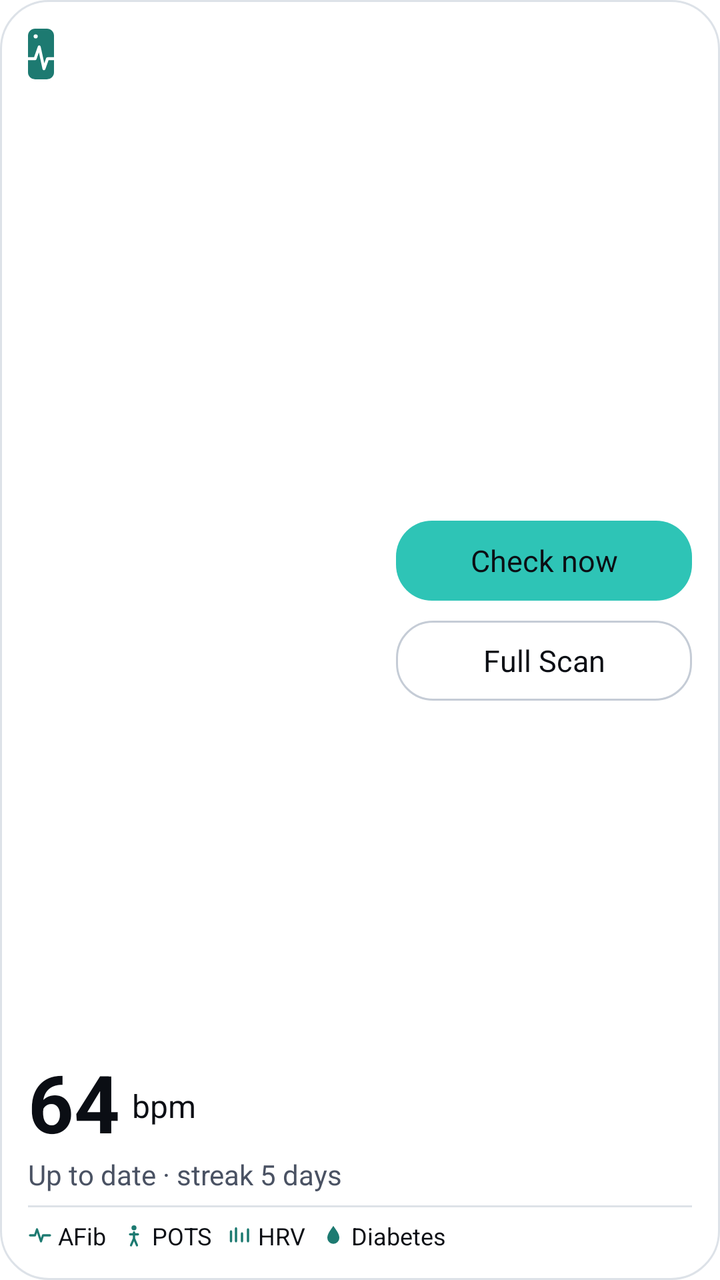
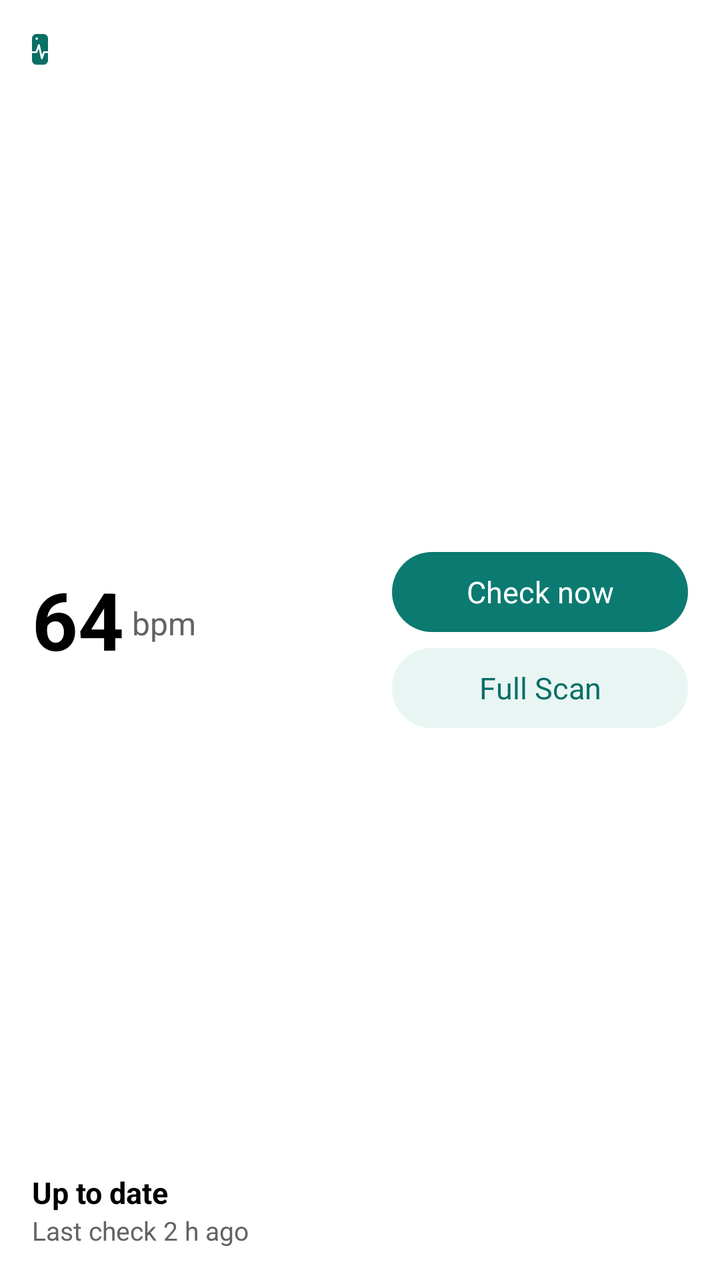

Before-and-after screenshots of an Android layout around one commit, followed by the original layout XML and the change that was made.
<!-- AndroidManifest.xml: fallback theme Theme.MaterialComponents.DayNight.NoActionBar -->
<!-- res/layout/lumen_widget_preview_medium.xml -->
<?xml version="1.0" encoding="utf-8"?>
<LinearLayout xmlns:android="http://schemas.android.com/apk/res/android"
    android:layout_width="match_parent"
    android:layout_height="match_parent"
    android:background="@drawable/lumen_widget_preview_card"
    android:orientation="vertical"
    android:padding="14dp">
    <LinearLayout
        android:layout_width="match_parent"
        android:layout_height="0dp"
        android:layout_weight="1"
        android:gravity="center_vertical"
        android:orientation="horizontal">
        <LinearLayout
            android:layout_width="0dp"
            android:layout_height="match_parent"
            android:layout_weight="1"
            android:orientation="vertical">
            <LinearLayout
                android:layout_width="wrap_content"
                android:layout_height="wrap_content"
                android:gravity="center_vertical"
                android:orientation="horizontal">
                <include layout="@layout/lumen_widget_preview_mark" />
                <TextView
                    android:layout_width="wrap_content"
                    android:layout_height="wrap_content"
                    android:layout_marginStart="10dp"
                    android:maxLines="1"
                    android:text="@string/lumen_widget_preview_name"
                    android:textColor="@color/lumen_widget_preview_text_dim"
                    android:textSize="16sp" />
            </LinearLayout>
            <FrameLayout
                android:layout_width="match_parent"
                android:layout_height="0dp"
                android:layout_weight="1" />
            <LinearLayout
                android:layout_width="wrap_content"
                android:layout_height="wrap_content"
                android:orientation="horizontal">
                <TextView
                    android:layout_width="wrap_content"
                    android:layout_height="wrap_content"
                    android:maxLines="1"
                    android:text="@string/lumen_widget_sample_bpm"
                    android:textColor="@color/lumen_widget_preview_text"
                    android:textSize="40sp"
                    android:textStyle="bold" />
                <TextView
                    android:layout_width="wrap_content"
                    android:layout_height="wrap_content"
                    android:layout_gravity="bottom"
                    android:layout_marginStart="6dp"
                    android:layout_marginBottom="7dp"
                    android:maxLines="1"
                    android:text="@string/lumen_widget_sample_bpm_unit"
                    android:textColor="@color/lumen_widget_preview_text"
                    android:textSize="16sp" />
            </LinearLayout>
            <TextView
                android:layout_width="wrap_content"
                android:layout_height="wrap_content"
                android:maxLines="1"
                android:text="@string/lumen_widget_sample_status_streak"
                android:textColor="@color/lumen_widget_preview_text_dim"
                android:textSize="14sp" />
        </LinearLayout>
        <LinearLayout
            android:layout_width="148dp"
            android:layout_height="wrap_content"
            android:layout_marginStart="12dp"
            android:orientation="vertical">
            <TextView
                android:layout_width="match_parent"
                android:layout_height="40dp"
                android:background="@drawable/lumen_widget_preview_pill_filled"
                android:gravity="center"
                android:maxLines="1"
                android:text="@string/lumen_widget_check_now"
                android:textColor="@color/lumen_widget_preview_on_accent_fill"
                android:textSize="15sp" />
            <TextView
                android:layout_width="match_parent"
                android:layout_height="40dp"
                android:layout_marginTop="10dp"
                android:background="@drawable/lumen_widget_preview_pill_outline"
                android:gravity="center"
                android:maxLines="1"
                android:text="@string/lumen_widget_full_scan"
                android:textColor="@color/lumen_widget_preview_text"
                android:textSize="15sp" />
        </LinearLayout>
    </LinearLayout>
    <FrameLayout
        android:layout_width="match_parent"
        android:layout_height="1dp"
        android:layout_marginTop="6dp"
        android:layout_marginBottom="6dp"
        android:background="@color/lumen_widget_preview_line" />
    <LinearLayout
        android:layout_width="match_parent"
        android:layout_height="wrap_content"
        android:gravity="center_vertical"
        android:orientation="horizontal">
        <ImageView
            android:layout_width="12dp"
            android:layout_height="12dp"
            android:importantForAccessibility="no"
            android:src="@drawable/lumen_check_afib"
            android:tint="@color/lumen_widget_preview_accent" />
        <TextView
            android:layout_width="wrap_content"
            android:layout_height="wrap_content"
            android:layout_marginStart="3dp"
            android:layout_marginEnd="8dp"
            android:maxLines="1"
            android:text="@string/lumen_widget_check_afib"
            android:textColor="@color/lumen_widget_preview_text"
            android:textSize="12sp" />
        <ImageView
            android:layout_width="12dp"
            android:layout_height="12dp"
            android:importantForAccessibility="no"
            android:src="@drawable/lumen_check_pots"
            android:tint="@color/lumen_widget_preview_accent" />
        <TextView
            android:layout_width="wrap_content"
            android:layout_height="wrap_content"
            android:layout_marginStart="3dp"
            android:layout_marginEnd="8dp"
            android:maxLines="1"
            android:text="@string/lumen_widget_check_pots"
            android:textColor="@color/lumen_widget_preview_text"
            android:textSize="12sp" />
        <ImageView
            android:layout_width="12dp"
            android:layout_height="12dp"
            android:importantForAccessibility="no"
            android:src="@drawable/lumen_check_hrv"
            android:tint="@color/lumen_widget_preview_accent" />
        <TextView
            android:layout_width="wrap_content"
            android:layout_height="wrap_content"
            android:layout_marginStart="3dp"
            android:layout_marginEnd="8dp"
            android:maxLines="1"
            android:text="@string/lumen_widget_check_hrv"
            android:textColor="@color/lumen_widget_preview_text"
            android:textSize="12sp" />
        <ImageView
            android:layout_width="12dp"
            android:layout_height="12dp"
            android:importantForAccessibility="no"
            android:src="@drawable/lumen_check_diabetes"
            android:tint="@color/lumen_widget_preview_accent" />
        <TextView
            android:layout_width="wrap_content"
            android:layout_height="wrap_content"
            android:layout_marginStart="3dp"
            android:layout_marginEnd="8dp"
            android:maxLines="1"
            android:text="@string/lumen_widget_check_diabetes"
            android:textColor="@color/lumen_widget_preview_text"
            android:textSize="12sp" />
    </LinearLayout>
</LinearLayout>
<!-- res/layout/lumen_widget_preview_mark.xml (included above) -->
<?xml version="1.0" encoding="utf-8"?>
<FrameLayout xmlns:android="http://schemas.android.com/apk/res/android"
    android:layout_width="13dp"
    android:layout_height="26dp">
    <ImageView
        android:layout_width="match_parent"
        android:layout_height="match_parent"
        android:importantForAccessibility="no"
        android:src="@drawable/lumen_brand_mark_body"
        android:tint="@color/lumen_widget_preview_accent" />
    <ImageView
        android:layout_width="match_parent"
        android:layout_height="match_parent"
        android:importantForAccessibility="no"
        android:src="@drawable/lumen_brand_mark_pulse"
        android:tint="@color/lumen_widget_preview_surface" />
</FrameLayout>
<!-- resources referenced by this layout -->
<resources>
  <color name="lumen_widget_preview_line">@color/lumen_widget_light_line</color>
  <color name="lumen_widget_preview_on_accent_fill">@color/lumen_widget_light_on_accent_fill</color>
  <!-- drawable lumen_check_afib (drawable) -->
  <?xml version="1.0" encoding="utf-8"?>
  <vector xmlns:android="http://schemas.android.com/apk/res/android"
      android:width="24dp" android:height="24dp" android:viewportWidth="24" android:viewportHeight="24">
      <path android:strokeColor="#FF000000" android:strokeWidth="2.2" android:strokeLineCap="round"
          android:strokeLineJoin="round" android:fillColor="#00000000"
          android:pathData="M2,12h5l2,-6l4,12l2,-6h7" />
  </vector>
  <!-- drawable lumen_check_diabetes (drawable) -->
  <?xml version="1.0" encoding="utf-8"?>
  <vector xmlns:android="http://schemas.android.com/apk/res/android"
      android:width="24dp" android:height="24dp" android:viewportWidth="24" android:viewportHeight="24">
      <path android:fillColor="#FF000000" android:pathData="M12,2.5C9,7 6,10.5 6,14.5a6,6 0,0 0,12 0C18,10.5 15,7 12,2.5z" />
  </vector>
  <!-- drawable lumen_check_hrv (drawable) -->
  <?xml version="1.0" encoding="utf-8"?>
  <vector xmlns:android="http://schemas.android.com/apk/res/android"
      android:width="24dp" android:height="24dp" android:viewportWidth="24" android:viewportHeight="24">
      <path android:strokeColor="#FF000000" android:strokeWidth="2.2" android:strokeLineCap="round"
          android:fillColor="#00000000" android:pathData="M3,18V8M8,18V5M14,18V10M20,18V6" />
  </vector>
  <!-- drawable lumen_check_pots (drawable) -->
  <?xml version="1.0" encoding="utf-8"?>
  <vector xmlns:android="http://schemas.android.com/apk/res/android"
      android:width="24dp" android:height="24dp" android:viewportWidth="24" android:viewportHeight="24">
      <path android:fillColor="#FF000000" android:pathData="M12,2a2.5,2.5 0,1 1,0 5a2.5,2.5 0,1 1,0 -5z" />
      <path android:strokeColor="#FF000000" android:strokeWidth="2.2" android:strokeLineCap="round"
          android:strokeLineJoin="round" android:fillColor="#00000000"
          android:pathData="M12,9v6M12,15l-3,7M12,15l3,7M8,11h8" />
  </vector>
  <!-- drawable lumen_widget_preview_card (drawable) -->
  <?xml version="1.0" encoding="utf-8"?>
  <shape xmlns:android="http://schemas.android.com/apk/res/android" android:shape="rectangle">
      <solid android:color="@color/lumen_widget_preview_surface" />
      <stroke android:width="1dp" android:color="@color/lumen_widget_preview_line" />
      <corners android:radius="24dp" />
  </shape>
  <!-- drawable lumen_widget_preview_pill_filled (drawable) -->
  <?xml version="1.0" encoding="utf-8"?>
  <shape xmlns:android="http://schemas.android.com/apk/res/android" android:shape="rectangle">
      <solid android:color="@color/lumen_widget_preview_accent_fill" />
      <corners android:radius="18dp" />
  </shape>
  <!-- drawable lumen_widget_preview_pill_outline (drawable) -->
  <?xml version="1.0" encoding="utf-8"?>
  <shape xmlns:android="http://schemas.android.com/apk/res/android" android:shape="rectangle">
      <solid android:color="@color/lumen_widget_preview_surface" />
      <stroke android:width="1dp" android:color="@color/lumen_widget_preview_line2" />
      <corners android:radius="18dp" />
  </shape>
  <string name="lumen_widget_check_afib">AFib</string>
  <string name="lumen_widget_check_diabetes">Diabetes</string>
  <string name="lumen_widget_check_hrv">HRV</string>
  <string name="lumen_widget_check_pots">POTS</string>
  <string name="lumen_widget_sample_status_streak">Up to date · streak 5 days</string>
  <color name="lumen_widget_light_accent">#1D7A71</color>
  <color name="lumen_widget_light_line">#DDE2E8</color>
  <color name="lumen_widget_light_on_accent_fill">#0B0E14</color>
  <color name="lumen_widget_light_text">#0B0E14</color>
  <color name="lumen_widget_light_text_dim">#4A5263</color>
  <color name="lumen_widget_preview_accent_fill">@color/lumen_widget_light_accent_fill</color>
  <color name="lumen_widget_preview_line2">@color/lumen_widget_light_line2</color>
  <color name="lumen_widget_light_accent_fill">#2EC4B6</color>
  <color name="lumen_widget_light_line2">#C5CCD6</color>
  <!-- unchanged entries left out for length: 12 -->
</resources>

<!-- the commit's change to res/layout/lumen_widget_preview_medium.xml (unified diff, before → after) -->
@@ -3,166 +3,103 @@
     android:layout_width="match_parent"
     android:layout_height="match_parent"
     android:background="@drawable/lumen_widget_preview_card"
-    android:orientation="vertical"
-    android:padding="14dp">
+    android:orientation="horizontal"
+    android:padding="16dp">
     <LinearLayout
-        android:layout_width="match_parent"
-        android:layout_height="0dp"
+        android:layout_width="0dp"
+        android:layout_height="match_parent"
         android:layout_weight="1"
-        android:gravity="center_vertical"
-        android:orientation="horizontal">
+        android:orientation="vertical">
         <LinearLayout
-            android:layout_width="0dp"
-            android:layout_height="match_parent"
-            android:layout_weight="1"
-            android:orientation="vertical">
-            <LinearLayout
+            android:layout_width="wrap_content"
+            android:layout_height="wrap_content"
+            android:gravity="center_vertical"
+            android:orientation="horizontal">
+            <include
+                layout="@layout/lumen_widget_preview_mark"
+                android:layout_width="8dp"
+                android:layout_height="16dp" />
+            <TextView
                 android:layout_width="wrap_content"
                 android:layout_height="wrap_content"
-                android:gravity="center_vertical"
-                android:orientation="horizontal">
-                <include layout="@layout/lumen_widget_preview_mark" />
-                <TextView
-                    android:layout_width="wrap_content"
-                    android:layout_height="wrap_content"
-                    android:layout_marginStart="10dp"
-                    android:maxLines="1"
-                    android:text="@string/lumen_widget_preview_name"
-                    android:textColor="@color/lumen_widget_preview_text_dim"
-                    android:textSize="16sp" />
-            </LinearLayout>
-            <FrameLayout
-                android:layout_width="match_parent"
-                android:layout_height="0dp"
-                android:layout_weight="1" />
-            <LinearLayout
-                android:layout_width="wrap_content"
-                android:layout_height="wrap_content"
-                android:orientation="horizontal">
-                <TextView
-                    android:layout_width="wrap_content"
-                    android:layout_height="wrap_content"
-                    android:maxLines="1"
-                    android:text="@string/lumen_widget_sample_bpm"
-                    android:textColor="@color/lumen_widget_preview_text"
-                    android:textSize="40sp"
-                    android:textStyle="bold" />
-                <TextView
-                    android:layout_width="wrap_content"
-                    android:layout_height="wrap_content"
-                    android:layout_gravity="bottom"
-                    android:layout_marginStart="6dp"
-                    android:layout_marginBottom="7dp"
-                    android:maxLines="1"
-                    android:text="@string/lumen_widget_sample_bpm_unit"
-                    android:textColor="@color/lumen_widget_preview_text"
-                    android:textSize="16sp" />
-            </LinearLayout>
+                android:layout_marginStart="6dp"
+                android:maxLines="1"
+                android:text="@string/lumen_widget_preview_name"
+                android:textColor="@color/lumen_widget_preview_text_dim"
+                android:textSize="13sp" />
+        </LinearLayout>
+        <FrameLayout
+            android:layout_width="match_parent"
+            android:layout_height="0dp"
+            android:layout_weight="1" />
+        <LinearLayout
+            android:layout_width="wrap_content"
+            android:layout_height="wrap_content"
+            android:orientation="horizontal">
             <TextView
                 android:layout_width="wrap_content"
                 android:layout_height="wrap_content"
                 android:maxLines="1"
-                android:text="@string/lumen_widget_sample_status_streak"
+                android:text="@string/lumen_widget_sample_bpm"
+                android:textColor="@color/lumen_widget_preview_text"
+                android:textSize="40sp"
+                android:textStyle="bold" />
+            <TextView
+                android:layout_width="wrap_content"
+                android:layout_height="wrap_content"
+                android:layout_gravity="bottom"
+                android:layout_marginStart="4dp"
+                android:layout_marginBottom="7dp"
+                android:maxLines="1"
+                android:text="@string/lumen_widget_sample_bpm_unit"
                 android:textColor="@color/lumen_widget_preview_text_dim"
-                android:textSize="14sp" />
+                android:textSize="16sp" />
         </LinearLayout>
-        <LinearLayout
-            android:layout_width="148dp"
-            android:layout_height="wrap_content"
-            android:layout_marginStart="12dp"
-            android:orientation="vertical">
-            <TextView
-                android:layout_width="match_parent"
-                android:layout_height="40dp"
-                android:background="@drawable/lumen_widget_preview_pill_filled"
-                android:gravity="center"
-                android:maxLines="1"
-                android:text="@string/lumen_widget_check_now"
-                android:textColor="@color/lumen_widget_preview_on_accent_fill"
-                android:textSize="15sp" />
-            <TextView
-                android:layout_width="match_parent"
-                android:layout_height="40dp"
-                android:layout_marginTop="10dp"
-                android:background="@drawable/lumen_widget_preview_pill_outline"
-                android:gravity="center"
-                android:maxLines="1"
-                android:text="@string/lumen_widget_full_scan"
-                android:textColor="@color/lumen_widget_preview_text"
-                android:textSize="15sp" />
-        </LinearLayout>
-    </LinearLayout>
-    <FrameLayout
-        android:layout_width="match_parent"
-        android:layout_height="1dp"
-        android:layout_marginTop="6dp"
-        android:layout_marginBottom="6dp"
-        android:background="@color/lumen_widget_preview_line" />
-    <LinearLayout
-        android:layout_width="match_parent"
-        android:layout_height="wrap_content"
-        android:gravity="center_vertical"
-        android:orientation="horizontal">
-        <ImageView
-            android:layout_width="12dp"
-            android:layout_height="12dp"
-            android:importantForAccessibility="no"
-            android:src="@drawable/lumen_check_afib"
-            android:tint="@color/lumen_widget_preview_accent" />
+        <FrameLayout
+            android:layout_width="match_parent"
+            android:layout_height="0dp"
+            android:layout_weight="1" />
         <TextView
             android:layout_width="wrap_content"
             android:layout_height="wrap_content"
-            android:layout_marginStart="3dp"
-            android:layout_marginEnd="8dp"
             android:maxLines="1"
-            android:text="@string/lumen_widget_check_afib"
+            android:text="@string/lumen_widget_sample_status"
             android:textColor="@color/lumen_widget_preview_text"
-            android:textSize="12sp" />
-        <ImageView
-            android:layout_width="12dp"
-            android:layout_height="12dp"
-            android:importantForAccessibility="no"
-            android:src="@drawable/lumen_check_pots"
-            android:tint="@color/lumen_widget_preview_accent" />
+            android:textSize="15sp"
+            android:textStyle="bold" />
         <TextView
             android:layout_width="wrap_content"
             android:layout_height="wrap_content"
-            android:layout_marginStart="3dp"
-            android:layout_marginEnd="8dp"
             android:maxLines="1"
-            android:text="@string/lumen_widget_check_pots"
-            android:textColor="@color/lumen_widget_preview_text"
-            android:textSize="12sp" />
-        <ImageView
-            android:layout_width="12dp"
-            android:layout_height="12dp"
-            android:importantForAccessibility="no"
-            android:src="@drawable/lumen_check_hrv"
-            android:tint="@color/lumen_widget_preview_accent" />
+            android:text="@string/lumen_widget_sample_last_check"
+            android:textColor="@color/lumen_widget_preview_text_dim"
+            android:textSize="13sp" />
+    </LinearLayout>
+    <LinearLayout
+        android:layout_width="148dp"
+        android:layout_height="match_parent"
+        android:layout_marginStart="16dp"
+        android:gravity="center_vertical"
+        android:orientation="vertical">
         <TextView
-            android:layout_width="wrap_content"
-            android:layout_height="wrap_content"
-            android:layout_marginStart="3dp"
-            android:layout_marginEnd="8dp"
+            android:layout_width="match_parent"
+            android:layout_height="40dp"
+            android:background="@drawable/lumen_widget_preview_pill_filled"
+            android:gravity="center"
             android:maxLines="1"
-            android:text="@string/lumen_widget_check_hrv"
-            android:textColor="@color/lumen_widget_preview_text"
-            android:textSize="12sp" />
-        <ImageView
-            android:layout_width="12dp"
-            android:layout_height="12dp"
-            android:importantForAccessibility="no"
-            android:src="@drawable/lumen_check_diabetes"
-            android:tint="@color/lumen_widget_preview_accent" />
+            android:text="@string/lumen_widget_check_now"
+            android:textColor="@color/lumen_widget_preview_on_button_fill"
+            android:textSize="15sp" />
         <TextView
-            android:layout_width="wrap_content"
-            android:layout_height="wrap_content"
-            android:layout_marginStart="3dp"
-            android:layout_marginEnd="8dp"
+            android:layout_width="match_parent"
+            android:layout_height="40dp"
+            android:layout_marginTop="8dp"
+            android:background="@drawable/lumen_widget_preview_pill_tonal"
+            android:gravity="center"
             android:maxLines="1"
-            android:text="@string/lumen_widget_check_diabetes"
-            android:textColor="@color/lumen_widget_preview_text"
-            android:textSize="12sp" />
+            android:text="@string/lumen_widget_full_scan"
+            android:textColor="@color/lumen_widget_preview_on_tonal_fill"
+            android:textSize="15sp" />
     </LinearLayout>
 </LinearLayout>
 <!-- res/layout/lumen_widget_preview_mark.xml (included above) -->
<!-- resource entries referenced after the edit -->
@@ -1,71 +1,36 @@
 <!-- resources referenced by this layout -->
 <resources>
-  <color name="lumen_widget_preview_line">@color/lumen_widget_light_line</color>
-  <color name="lumen_widget_preview_on_accent_fill">@color/lumen_widget_light_on_accent_fill</color>
-  <!-- drawable lumen_check_afib (drawable) -->
-  <?xml version="1.0" encoding="utf-8"?>
-  <vector xmlns:android="http://schemas.android.com/apk/res/android"
-      android:width="24dp" android:height="24dp" android:viewportWidth="24" android:viewportHeight="24">
-      <path android:strokeColor="#FF000000" android:strokeWidth="2.2" android:strokeLineCap="round"
-          android:strokeLineJoin="round" android:fillColor="#00000000"
-          android:pathData="M2,12h5l2,-6l4,12l2,-6h7" />
-  </vector>
-  <!-- drawable lumen_check_diabetes (drawable) -->
-  <?xml version="1.0" encoding="utf-8"?>
-  <vector xmlns:android="http://schemas.android.com/apk/res/android"
-      android:width="24dp" android:height="24dp" android:viewportWidth="24" android:viewportHeight="24">
-      <path android:fillColor="#FF000000" android:pathData="M12,2.5C9,7 6,10.5 6,14.5a6,6 0,0 0,12 0C18,10.5 15,7 12,2.5z" />
-  </vector>
-  <!-- drawable lumen_check_hrv (drawable) -->
-  <?xml version="1.0" encoding="utf-8"?>
-  <vector xmlns:android="http://schemas.android.com/apk/res/android"
-      android:width="24dp" android:height="24dp" android:viewportWidth="24" android:viewportHeight="24">
-      <path android:strokeColor="#FF000000" android:strokeWidth="2.2" android:strokeLineCap="round"
-          android:fillColor="#00000000" android:pathData="M3,18V8M8,18V5M14,18V10M20,18V6" />
-  </vector>
-  <!-- drawable lumen_check_pots (drawable) -->
-  <?xml version="1.0" encoding="utf-8"?>
-  <vector xmlns:android="http://schemas.android.com/apk/res/android"
-      android:width="24dp" android:height="24dp" android:viewportWidth="24" android:viewportHeight="24">
-      <path android:fillColor="#FF000000" android:pathData="M12,2a2.5,2.5 0,1 1,0 5a2.5,2.5 0,1 1,0 -5z" />
-      <path android:strokeColor="#FF000000" android:strokeWidth="2.2" android:strokeLineCap="round"
-          android:strokeLineJoin="round" android:fillColor="#00000000"
-          android:pathData="M12,9v6M12,15l-3,7M12,15l3,7M8,11h8" />
-  </vector>
+  <color name="lumen_widget_preview_on_button_fill">@color/lumen_widget_light_on_button_fill</color>
+  <color name="lumen_widget_preview_on_tonal_fill">@color/lumen_widget_light_on_tonal_fill</color>
   <!-- drawable lumen_widget_preview_card (drawable) -->
   <?xml version="1.0" encoding="utf-8"?>
   <shape xmlns:android="http://schemas.android.com/apk/res/android" android:shape="rectangle">
       <solid android:color="@color/lumen_widget_preview_surface" />
-      <stroke android:width="1dp" android:color="@color/lumen_widget_preview_line" />
-      <corners android:radius="24dp" />
+      <corners android:radius="22dp" />
   </shape>
   <!-- drawable lumen_widget_preview_pill_filled (drawable) -->
   <?xml version="1.0" encoding="utf-8"?>
   <shape xmlns:android="http://schemas.android.com/apk/res/android" android:shape="rectangle">
-      <solid android:color="@color/lumen_widget_preview_accent_fill" />
-      <corners android:radius="18dp" />
+      <solid android:color="@color/lumen_widget_preview_button_fill" />
+      <corners android:radius="20dp" />
   </shape>
-  <!-- drawable lumen_widget_preview_pill_outline (drawable) -->
+  <!-- drawable lumen_widget_preview_pill_tonal (drawable) -->
   <?xml version="1.0" encoding="utf-8"?>
   <shape xmlns:android="http://schemas.android.com/apk/res/android" android:shape="rectangle">
-      <solid android:color="@color/lumen_widget_preview_surface" />
-      <stroke android:width="1dp" android:color="@color/lumen_widget_preview_line2" />
-      <corners android:radius="18dp" />
+      <solid android:color="@color/lumen_widget_preview_tonal_fill" />
+      <corners android:radius="20dp" />
   </shape>
-  <string name="lumen_widget_check_afib">AFib</string>
-  <string name="lumen_widget_check_diabetes">Diabetes</string>
-  <string name="lumen_widget_check_hrv">HRV</string>
-  <string name="lumen_widget_check_pots">POTS</string>
-  <string name="lumen_widget_sample_status_streak">Up to date · streak 5 days</string>
-  <color name="lumen_widget_light_accent">#1D7A71</color>
-  <color name="lumen_widget_light_line">#DDE2E8</color>
-  <color name="lumen_widget_light_on_accent_fill">#0B0E14</color>
-  <color name="lumen_widget_light_text">#0B0E14</color>
-  <color name="lumen_widget_light_text_dim">#4A5263</color>
-  <color name="lumen_widget_preview_accent_fill">@color/lumen_widget_light_accent_fill</color>
-  <color name="lumen_widget_preview_line2">@color/lumen_widget_light_line2</color>
-  <color name="lumen_widget_light_accent_fill">#2EC4B6</color>
-  <color name="lumen_widget_light_line2">#C5CCD6</color>
+  <string name="lumen_widget_sample_last_check">Last check 2 h ago</string>
+  <string name="lumen_widget_sample_status">Up to date</string>
+  <color name="lumen_widget_light_accent">#096F67</color>
+  <color name="lumen_widget_light_on_button_fill">#FFFFFF</color>
+  <color name="lumen_widget_light_on_tonal_fill">#096F67</color>
+  <color name="lumen_widget_light_text">#000000</color>
+  <color name="lumen_widget_light_text_dim">#636366</color>
+  <color name="lumen_widget_preview_button_fill">@color/lumen_widget_light_button_fill</color>
+  <color name="lumen_widget_preview_tonal_fill">@color/lumen_widget_light_tonal_fill</color>
+  <color name="lumen_widget_light_button_fill">#0B7A70</color>
+  <color name="lumen_widget_light_tonal_fill">#E8F5F3</color>
   <!-- unchanged entries left out for length: 12 -->
 </resources>
 
